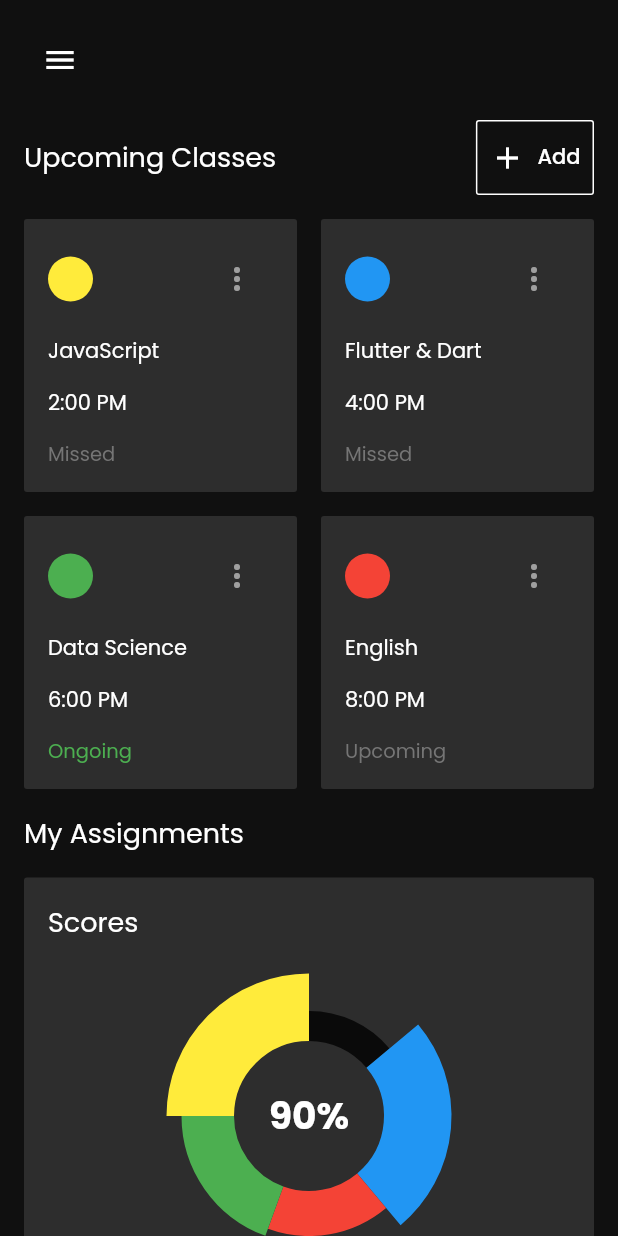
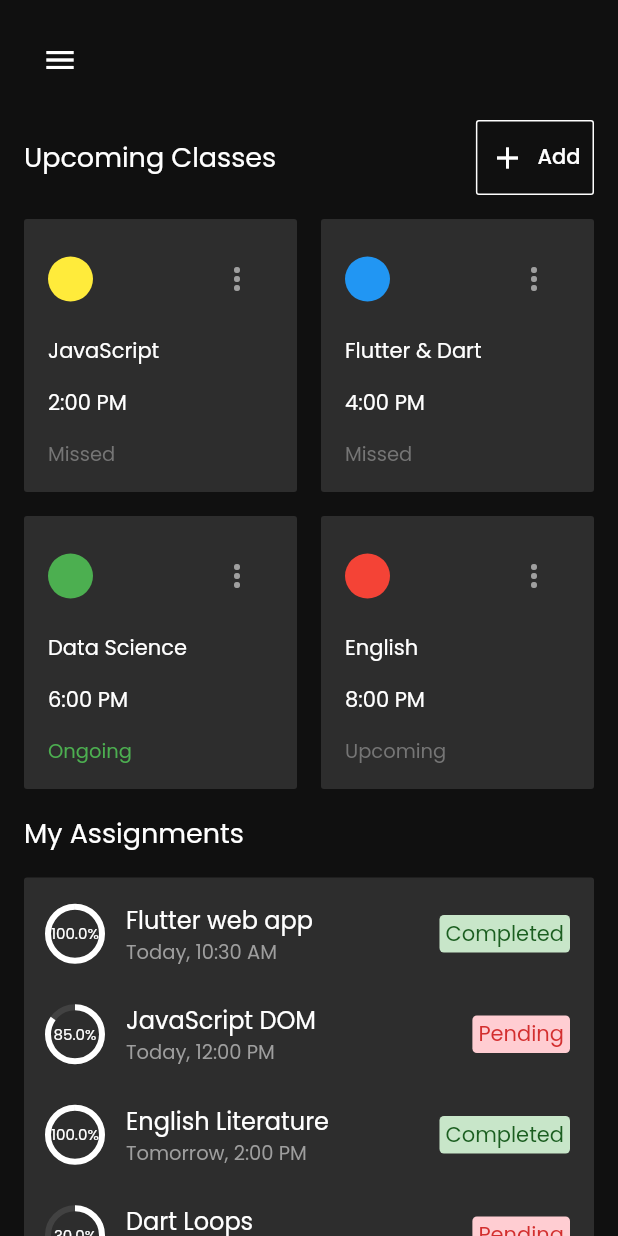
Before and after one commit to mabdullah412/responsive-dashboard-ui-flutter, a Flutter app: the screen it shows after launch, on a phone screen of 412 x 824 dp. Run offline on Flutter 3.47's test engine with Material 2 defaults, Android fonts, the phone set to English and light mode, and no system bars; drawn by our look-alikes of fl_chart.

Commit message:
add assignments section below the courses section

```diff
--- a/lib/screens/components/scores_and_assignments.dart
+++ b/lib/screens/components/course_scores.dart
@@ -44,10 +44,11 @@ class CourseScores extends StatelessWidget {
                         '90%',
                         style: TextStyle(
                           color: Colors.white,
-                          fontSize: 25,
+                          fontSize: 22,
                           fontWeight: FontWeight.bold,
                         ),
                       ),
+                      Text('Overall'),
                     ],
                   ),
                 ),
--- a/lib/screens/components/header.dart
+++ b/lib/screens/components/header.dart
@@ -38,7 +38,7 @@ class Header extends StatelessWidget {
           Container(
             padding: const EdgeInsets.all(12),
             decoration: const BoxDecoration(
-              borderRadius: BorderRadius.all(Radius.circular(5)),
+              borderRadius: BorderRadius.all(Radius.circular(3)),
               color: Colors.white12,
             ),
             child: Row(
--- /dev/null
+++ b/lib/screens/components/my_assignments.dart
@@ -0,0 +1,154 @@
+import 'package:flutter/material.dart';
+import 'package:responsive_dashboard_ui/constants.dart';
+
+class MyAssignments extends StatelessWidget {
+  const MyAssignments({
+    Key? key,
+  }) : super(key: key);
+
+  @override
+  Widget build(BuildContext context) {
+    return Column(
+      // mainAxisAlignment: MainAxisAlignment.start,
+      crossAxisAlignment: CrossAxisAlignment.start,
+      children: [
+        const Text(
+          'My Assignments',
+          style: TextStyle(fontSize: 18),
+        ),
+        const SizedBox(height: defaultPadding),
+        Container(
+          decoration: const BoxDecoration(
+            color: Colors.white12,
+            borderRadius: BorderRadius.all(Radius.circular(2)),
+          ),
+          padding: const EdgeInsets.symmetric(
+            horizontal: defaultPadding,
+            vertical: defaultPadding,
+          ),
+          child: Column(
+            children: const [
+              AssignmentTile(
+                title: 'Flutter web app',
+                status: 'Completed',
+                dueDate: 'Today, 10:30 AM',
+                progress: 1,
+              ),
+              SizedBox(height: defaultPadding * 1.5),
+              AssignmentTile(
+                title: 'JavaScript DOM',
+                status: 'Pending',
+                dueDate: 'Today, 12:00 PM',
+                progress: 0.85,
+              ),
+              SizedBox(height: defaultPadding * 1.5),
+              AssignmentTile(
+                title: 'English Literature',
+                status: 'Completed',
+                dueDate: 'Tomorrow, 2:00 PM',
+                progress: 1,
+              ),
+              SizedBox(height: defaultPadding * 1.5),
+              AssignmentTile(
+                title: 'Dart Loops',
+                status: 'Pending',
+                dueDate: 'Wednesday, 12:00 PM',
+                progress: 0.3,
+              ),
+              SizedBox(height: defaultPadding * 1.5),
+              AssignmentTile(
+                title: 'Data Science',
+                status: 'Pending',
+                dueDate: 'Thursday, 12:00 PM',
+                progress: 0.4,
+              ),
+            ],
+          ),
+        ),
+      ],
+    );
+  }
+}
+
+class AssignmentTile extends StatelessWidget {
+  const AssignmentTile({
+    Key? key,
+    required this.title,
+    required this.dueDate,
+    required this.progress,
+    required this.status,
+  }) : super(key: key);
+
+  final String title;
+  final String dueDate;
+  final double progress;
+  final String status;
+
+  @override
+  Widget build(BuildContext context) {
+    return Row(
+      mainAxisAlignment: MainAxisAlignment.spaceBetween,
+      children: [
+        // * progress indicator
+        Row(
+          children: [
+            Stack(
+              children: [
+                CircularProgressIndicator(
+                  value: progress,
+                  color: Colors.white,
+                  backgroundColor: Colors.grey[800],
+                ),
+                Positioned.fill(
+                  child: Column(
+                    mainAxisAlignment: MainAxisAlignment.center,
+                    crossAxisAlignment: CrossAxisAlignment.center,
+                    children: [
+                      Text(
+                        '${progress * 100}%',
+                        style: const TextStyle(fontSize: 10),
+                      ),
+                    ],
+                  ),
+                ),
+              ],
+            ),
+
+            const SizedBox(width: defaultPadding),
+
+            // * title
+            Column(
+              crossAxisAlignment: CrossAxisAlignment.start,
+              children: [
+                Text(
+                  title,
+                  style: const TextStyle(fontSize: 16),
+                ),
+                Text(
+                  dueDate,
+                  style: const TextStyle(fontSize: 13, color: Colors.grey),
+                ),
+              ],
+            ),
+          ],
+        ),
+
+        // * course status
+        Container(
+          padding: const EdgeInsets.symmetric(vertical: 2, horizontal: 4),
+          decoration: BoxDecoration(
+            color: status == 'Completed' ? Colors.green[100] : Colors.red[100],
+            borderRadius: const BorderRadius.all(Radius.circular(3)),
+          ),
+          child: Text(
+            status,
+            style: TextStyle(
+              color:
+                  status == 'Completed' ? Colors.green[900] : Colors.red[700],
+            ),
+          ),
+        ),
+      ],
+    );
+  }
+}
--- a/lib/screens/dashboard_screen.dart
+++ b/lib/screens/dashboard_screen.dart
@@ -4,7 +4,8 @@ import '../constants.dart';
 import '../responsive.dart';
 import 'components/courses_info.dart';
 import 'components/header.dart';
-import 'components/scores_and_assignments.dart';
+import 'components/my_assignments.dart';
+import 'components/course_scores.dart';
 
 class DashboardScreen extends StatelessWidget {
   const DashboardScreen({Key? key}) : super(key: key);
@@ -30,10 +31,7 @@ class DashboardScreen extends StatelessWidget {
                     children: [
                       const CoursesInfo(),
                       const SizedBox(height: defaultPadding),
-                      const Text(
-                        'My Assignments',
-                        style: TextStyle(fontSize: 18),
-                      ),
+                      const MyAssignments(),
                       if (Responsive.isMobile(context))
                         const SizedBox(height: defaultPadding),
                       if (Responsive.isMobile(context)) const CourseScores(),
```
